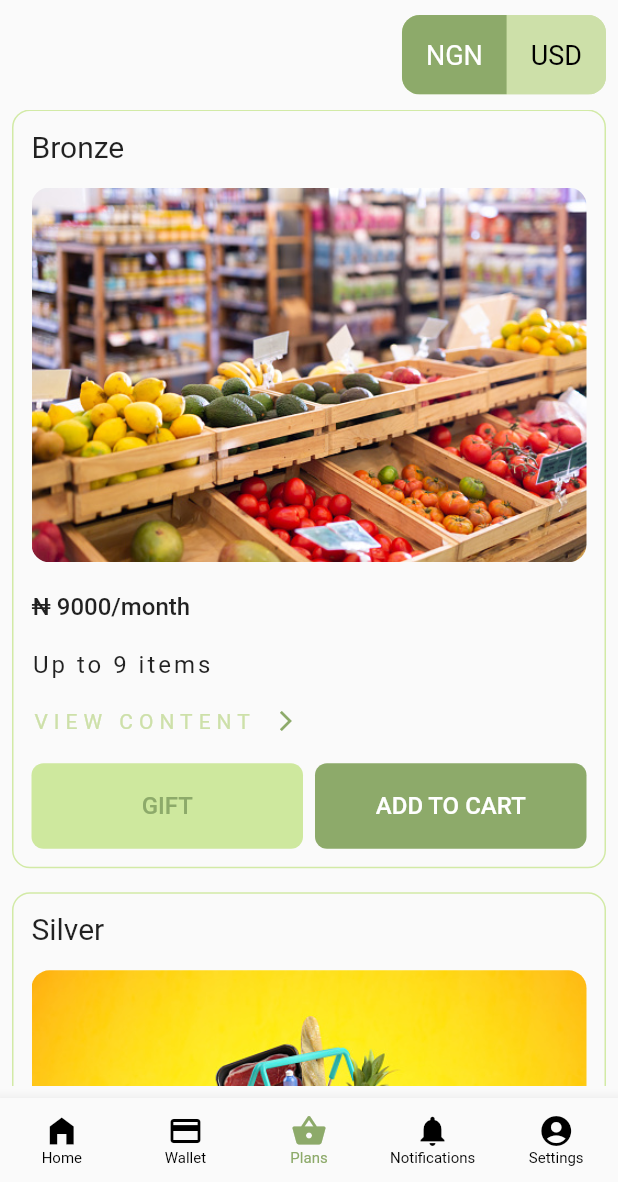
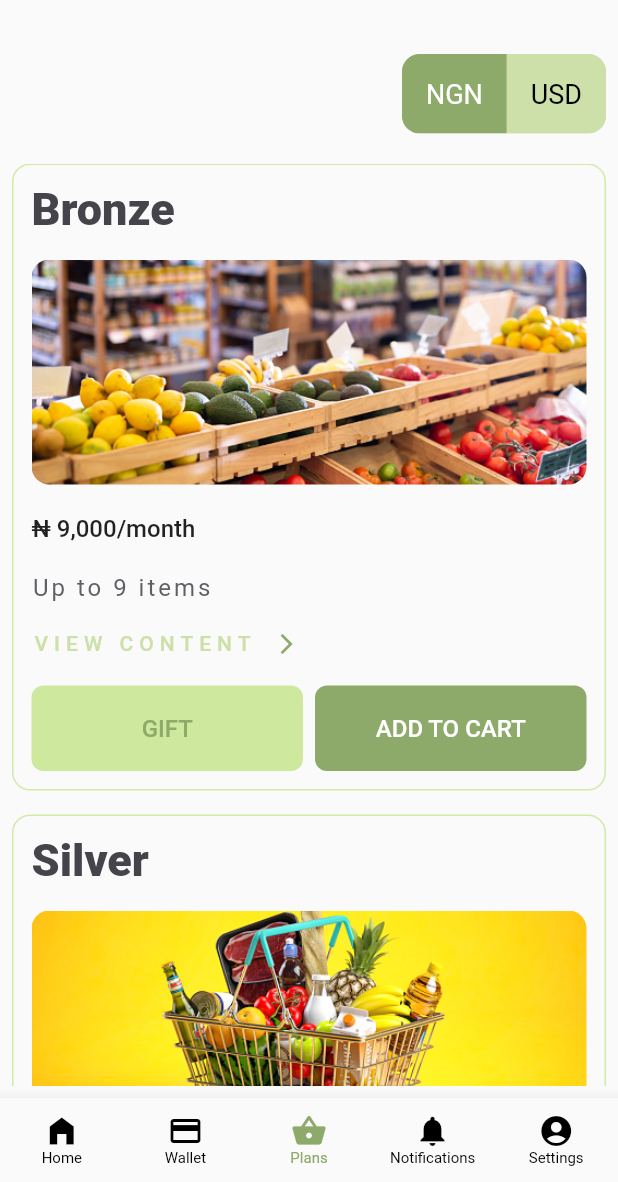
Before and after one commit to iykeprince/sample_app, a Flutter app: the screen it shows after launch, on a phone screen of 412 x 824 dp, the part 54-1236 px from its top. Run offline on Flutter 3.47's test engine with Material 2 defaults, Android fonts, the phone set to English and light mode, and no system bars.

Commit message:
app cleanup

```diff
--- a/lib/app_size.dart
+++ b/lib/app_size.dart
@@ -7,4 +7,7 @@ class AppSize {
   static const double s18 = 18.0;
   static const double s20 = 20.0;
   static const double s24 = 24.0;
+  static const double s30 = 30.0;
+  static const double s36 = 36.0;
+  static const double s100 = 100.0;
 }
--- a/lib/constants.dart
+++ b/lib/constants.dart
@@ -10,6 +10,8 @@ const Color kPrimaryDarkColor = Color(0xff252b25);
 const Color kPrimaryBorderColor = Color(0xffd2eaa6);
 const Color kLightColor = Color(0xffefeee4);
 const Color kWhiteColor = Color(0xffffffff);
+const Color kDarkColor = Color(0xff45444b);
+const Color kLightDarkColor = Color(0xff605f65);
 
 List<Currency> CURRENCIES = [
   Currency(name: 'Nigeria Naira', code: 'NGN'),
--- a/lib/main.dart
+++ b/lib/main.dart
@@ -1,12 +1,7 @@
 import 'package:flutter/material.dart';
 import 'package:sample_app/pages/plan_view.dart';
-import 'package:sample_app/widgets/plan_list.dart';
-import 'package:sample_app/widgets/sample_button.dart';
 
 import 'constants.dart';
-import 'models/currency.model.dart';
-import 'models/plan.model.dart';
-import 'widgets/currency_switcher.dart';
 
 void main() {
   runApp(const MyApp());
@@ -19,7 +14,8 @@ class MyApp extends StatelessWidget {
   @override
   Widget build(BuildContext context) {
     return MaterialApp(
-      title: 'Flutter Demo',
+      debugShowCheckedModeBanner: false,
+      title: 'Sample App',
       theme: ThemeData(
         primarySwatch: Colors.blue,
       ),
@@ -48,13 +44,13 @@ class _MyHomePageState extends State<MyHomePage> {
     switch (index) {
       case 0:
       case 1:
-        return Center(child: Text('Hello'));
+        return Center(child: Text('N/A'));
       case 2:
         return PlanView();
       case 3:
       case 4:
       default:
-        return Center(child: Text('Hello'));
+        return Center(child: Text('N/A'));
     }
   }
 
--- a/lib/pages/plan_view.dart
+++ b/lib/pages/plan_view.dart
@@ -1,4 +1,5 @@
 import 'package:flutter/material.dart';
+import 'package:sample_app/app_size.dart';
 
 import '../constants.dart';
 import '../models/currency.model.dart';
@@ -17,7 +18,7 @@ class _PlanViewState extends State<PlanView> {
   @override
   Widget build(BuildContext context) {
     return Padding(
-      padding: const EdgeInsets.all(8.0),
+      padding: const EdgeInsets.all(AppSize.s8),
       child: Column(
         mainAxisSize: MainAxisSize.max,
         children: <Widget>[
@@ -26,7 +27,7 @@ class _PlanViewState extends State<PlanView> {
               const Text(
                 'Plans',
                 style: TextStyle(
-                  fontSize: 24.0,
+                  fontSize: AppSize.s24,
                   fontWeight: FontWeight.bold,
                 ),
               ),
@@ -36,12 +37,12 @@ class _PlanViewState extends State<PlanView> {
                 child: const Icon(
                   Icons.shopping_cart,
                   color: kPrimaryColor,
-                  size: 24,
+                  size: AppSize.s24,
                 ),
               )
             ],
           ),
-          const SizedBox(height: 10),
+          const SizedBox(height: AppSize.s36),
           Row(
             mainAxisAlignment: MainAxisAlignment.end,
             children: [
@@ -51,7 +52,7 @@ class _PlanViewState extends State<PlanView> {
               ),
             ],
           ),
-          const SizedBox(height: 10),
+          const SizedBox(height: AppSize.s20),
           const Expanded(
             child: PlanList(),
           ),
--- /dev/null
+++ b/lib/utils.dart
@@ -0,0 +1,6 @@
+import 'package:intl/intl.dart';
+
+formatPrice(double value) {
+  var f = NumberFormat("#,##0", "en_US");
+  return f.format(value);
+}
--- a/lib/widgets/currency_switcher.dart
+++ b/lib/widgets/currency_switcher.dart
@@ -1,4 +1,5 @@
 import 'package:flutter/material.dart';
+import 'package:sample_app/app_size.dart';
 
 import '../constants.dart';
 import '../models/currency.model.dart';
@@ -23,7 +24,7 @@ class _CurrencySwitcherState extends State<CurrencySwitcher> {
   @override
   Widget build(BuildContext context) {
     return ClipRRect(
-      borderRadius: BorderRadius.circular(12),
+      borderRadius: BorderRadius.circular(AppSize.s12),
       child: Container(
         decoration: const BoxDecoration(
           color: kPrimaryLightColor,
@@ -40,7 +41,7 @@ class _CurrencySwitcherState extends State<CurrencySwitcher> {
               },
               child: Container(
                 padding: const EdgeInsets.symmetric(
-                    horizontal: 16.0, vertical: 16.0),
+                    horizontal: AppSize.s16, vertical: AppSize.s16),
                 decoration: BoxDecoration(
                   color:
                       isCurrencySelected ? kPrimaryColor : kPrimaryLightColor,
@@ -48,7 +49,7 @@ class _CurrencySwitcherState extends State<CurrencySwitcher> {
                 child: Text(
                   currency.code,
                   style: TextStyle(
-                    fontSize: 18,
+                    fontSize: AppSize.s18,
                     color: isCurrencySelected ? Colors.white : Colors.black,
                   ),
                 ),
--- a/lib/widgets/plan_list.dart
+++ b/lib/widgets/plan_list.dart
@@ -1,7 +1,9 @@
 import 'package:flutter/material.dart';
+import 'package:sample_app/app_size.dart';
 
 import '../constants.dart';
 import '../models/plan.model.dart';
+import '../utils.dart';
 import 'sample_button.dart';
 
 class PlanList extends StatelessWidget {
@@ -32,14 +34,14 @@ class PlanListItem extends StatelessWidget {
   @override
   Widget build(BuildContext context) {
     return Container(
-      margin: const EdgeInsets.only(bottom: 16),
-      padding: const EdgeInsets.all(12.0),
+      margin: const EdgeInsets.only(bottom: AppSize.s16),
+      padding: const EdgeInsets.all(AppSize.s12),
       decoration: BoxDecoration(
         border: Border.all(
           width: 1,
           color: kPrimaryBorderColor,
         ),
-        borderRadius: BorderRadius.circular(12.0),
+        borderRadius: BorderRadius.circular(AppSize.s12),
       ),
       child: Column(
         crossAxisAlignment: CrossAxisAlignment.start,
@@ -47,25 +49,29 @@ class PlanListItem extends StatelessWidget {
           Text(
             plan.name,
             style: const TextStyle(
-              fontSize: 20,
-            ),
+                fontSize: AppSize.s30,
+                fontWeight: FontWeight.w800,
+                color: kDarkColor),
           ),
-          const SizedBox(height: 16),
+          const SizedBox(height: AppSize.s16),
           ClipRRect(
-            borderRadius: BorderRadius.circular(12),
+            borderRadius: BorderRadius.circular(AppSize.s12),
             child: Image.asset(
               plan.imgUrl,
               errorBuilder: (context, error, stackTrace) {
                 return const Icon(
                   Icons.no_backpack,
-                  size: 100,
+                  size: AppSize.s100,
                 );
               },
+              height: 150,
+              width: double.infinity,
+              fit: BoxFit.cover,
             ),
           ),
           const SizedBox(height: 20),
           Text(
-            '₦ ${plan.price.toInt()}/month',
+            '₦ ${formatPrice(plan.price)}/month',
             style: const TextStyle(
               fontSize: 16,
               fontWeight: FontWeight.w500,
@@ -74,7 +80,11 @@ class PlanListItem extends StatelessWidget {
           const SizedBox(height: 20),
           const Text(
             'Up to 9 items',
-            style: TextStyle(fontSize: 16, letterSpacing: 2),
+            style: TextStyle(
+              fontSize: 16,
+              letterSpacing: 2,
+              color: kLightDarkColor,
+            ),
           ),
           const SizedBox(height: 20),
           Row(
@@ -83,6 +93,7 @@ class PlanListItem extends StatelessWidget {
                 'VIEW CONTENT',
                 style: TextStyle(
                   fontSize: 14,
+                  fontWeight: FontWeight.w500,
                   color: kPrimaryLightColor,
                   letterSpacing: 4,
                 ),
--- a/pubspec.yaml
+++ b/pubspec.yaml
@@ -33,6 +33,7 @@ dependencies:
   # The following adds the Cupertino Icons font to your application.
   # Use with the CupertinoIcons class for iOS style icons.
   cupertino_icons: ^1.0.2
+  intl: ^0.17.0
 
 dev_dependencies:
   flutter_test:
```
Also changed, not shown: pubspec.lock.
